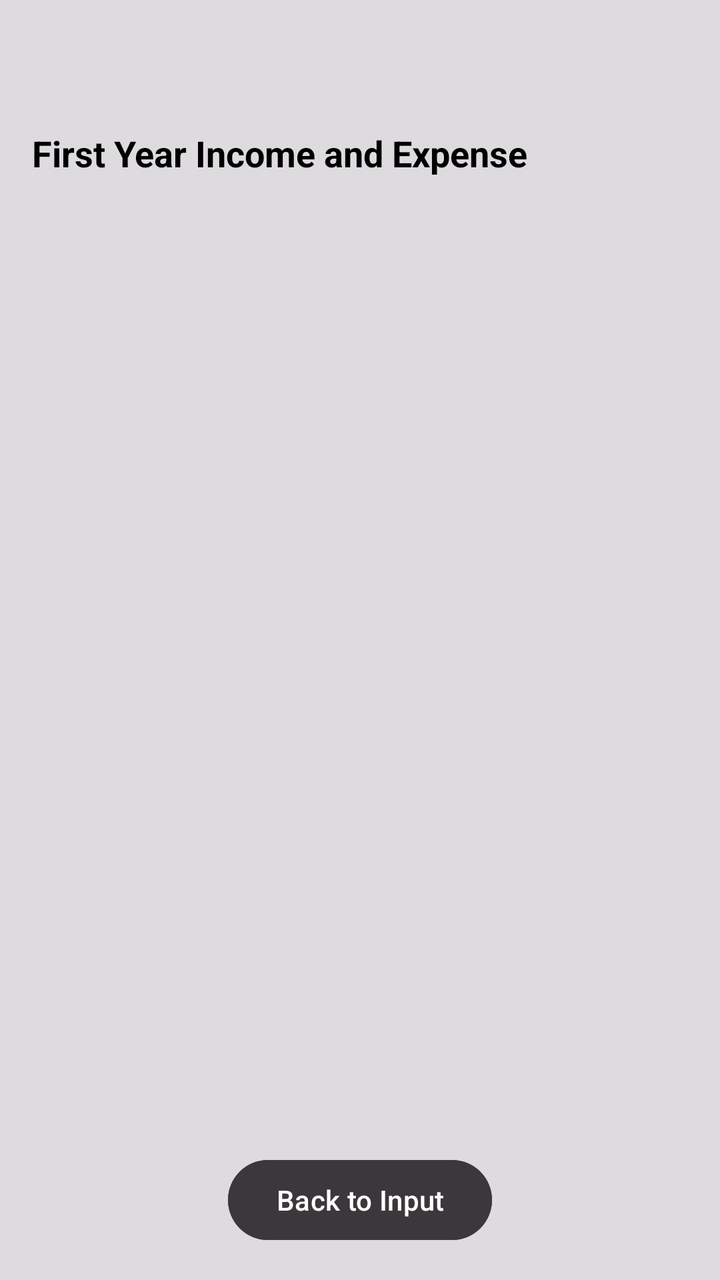
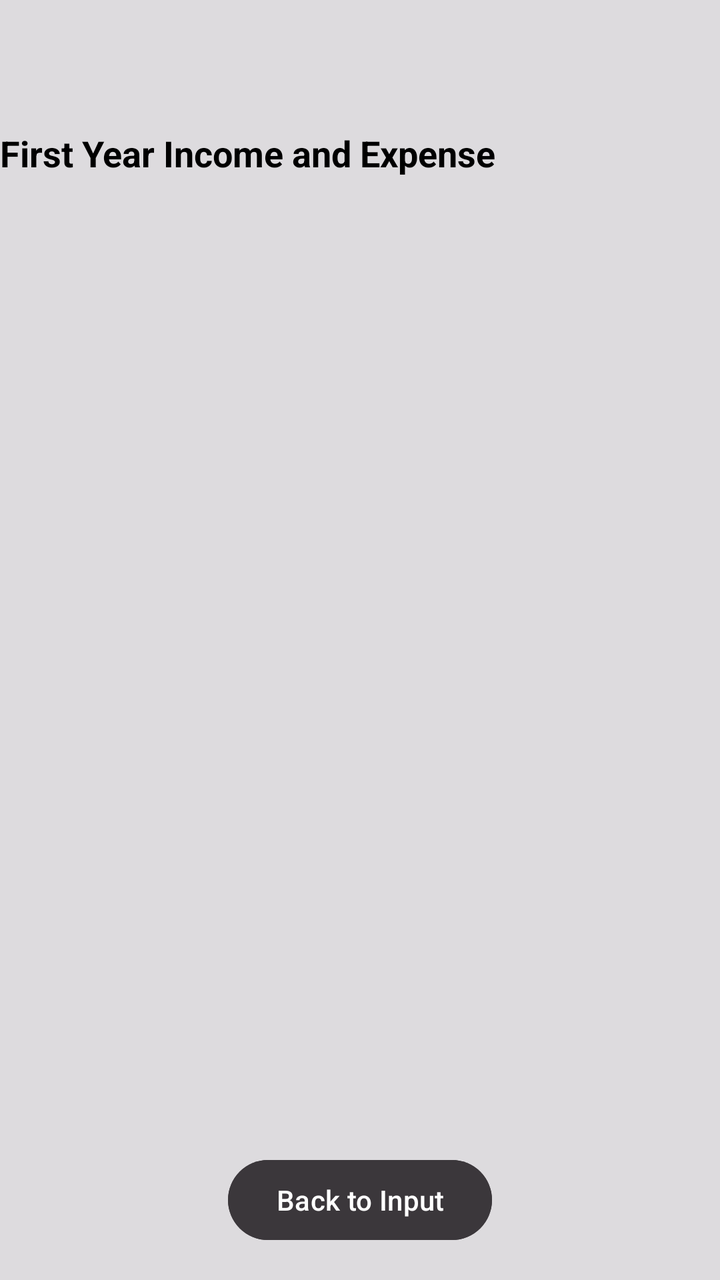

Screens rendered from an Android XML layout before and after an edit, with the pre-edit source and the edit as a unified diff.
<!-- AndroidManifest.xml: application theme Theme.FinCal -->
<!-- res/layout/fragment_rental_result.xml -->
<?xml version="1.0" encoding="utf-8"?>
<LinearLayout xmlns:android="http://schemas.android.com/apk/res/android"
    android:layout_width="match_parent"
    android:layout_height="match_parent"
    android:background="@color/app_background"
    android:orientation="vertical"
    android:padding="16dp">

    <ScrollView
        android:layout_width="match_parent"
        android:layout_height="0dp"
        android:layout_weight="1">

        <LinearLayout
            android:layout_width="match_parent"
            android:layout_height="wrap_content"
            android:orientation="vertical">

            <TextView
                android:id="@+id/multiYearTitle"
                android:layout_width="wrap_content"
                android:layout_height="wrap_content"
                android:textColor="@color/text_primary"
                android:textSize="18sp"
                android:textStyle="bold" />

            <TableLayout
                android:id="@+id/multiYearTable"
                android:layout_width="match_parent"
                android:layout_height="wrap_content"
                android:stretchColumns="1" />

            <TextView
                android:id="@+id/firstYearTitle"
                android:layout_width="wrap_content"
                android:layout_height="wrap_content"
                android:layout_marginTop="24dp"
                android:text="@string/first_year_income_and_expense"
                android:textColor="@color/text_primary"
                android:textSize="18sp"
                android:textStyle="bold" />

            <TableLayout
                android:id="@+id/firstYearTable"
                android:layout_width="match_parent"
                android:layout_height="wrap_content"
                android:stretchColumns="1,2" />
        </LinearLayout>
    </ScrollView>

    <Button
        android:id="@+id/btnBackToInput"
        android:layout_width="wrap_content"
        android:layout_height="wrap_content"
        android:layout_gravity="center_horizontal"
        android:layout_marginTop="16dp"
        android:backgroundTint="@color/button_calculate"
        android:text="@string/button_back_to_input"
        android:textColor="@color/text_secondary" />

</LinearLayout>
<!-- resources referenced by this layout -->
<resources>
  <color name="app_background">#DDDBDE</color>
  <color name="button_calculate">#3B373B</color>
  <color name="text_primary">#000000</color>
  <color name="text_secondary">#FFFFFFFF</color>
  <string name="button_back_to_input">Back to Input</string>
  <string name="first_year_income_and_expense">First Year Income and Expense</string>
  <style name="Theme.FinCal" parent="Base.Theme.FinCal" />
  <style name="Base.Theme.FinCal" parent="Theme.Material3.DayNight.NoActionBar">
          
          <item name="colorPrimary">@color/button_navigation</item>
          <item name="android:windowBackground">@color/app_background</item>
          <item name="colorSurface">@color/app_background</item>
          <item name="colorOnSurface">@color/text_primary</item>
          <item name="android:textColorPrimary">@color/text_primary</item>
          <item name="colorSecondary">@color/button_navigation</item>
          <item name="colorOnPrimary">@color/app_background</item>
      </style>
  <color name="button_navigation">#3B373B</color>
</resources>

<!-- the commit's change to res/layout/fragment_rental_result.xml (unified diff, before → after) -->
@@ -1,10 +1,13 @@
 <?xml version="1.0" encoding="utf-8"?>
 <LinearLayout xmlns:android="http://schemas.android.com/apk/res/android"
-    android:layout_width="match_parent"
+    xmlns:tools="http://schemas.android.com/tools"
+    android:layout_width="400dp"
     android:layout_height="match_parent"
+    android:layout_gravity="center"
     android:background="@color/app_background"
     android:orientation="vertical"
-    android:padding="16dp">
+    android:paddingTop="16dp"
+    android:paddingBottom="16dp">
 
     <ScrollView
         android:layout_width="match_parent"
@@ -18,11 +21,12 @@
 
             <TextView
                 android:id="@+id/multiYearTitle"
-                android:layout_width="wrap_content"
+                android:layout_width="match_parent"
                 android:layout_height="wrap_content"
                 android:textColor="@color/text_primary"
                 android:textSize="18sp"
-                android:textStyle="bold" />
+                android:textStyle="bold"
+                tools:ignore="VisualLintSystemUi" />
 
             <TableLayout
                 android:id="@+id/multiYearTable"
@@ -32,7 +36,7 @@
 
             <TextView
                 android:id="@+id/firstYearTitle"
-                android:layout_width="wrap_content"
+                android:layout_width="match_parent"
                 android:layout_height="wrap_content"
                 android:layout_marginTop="24dp"
                 android:text="@string/first_year_income_and_expense"
